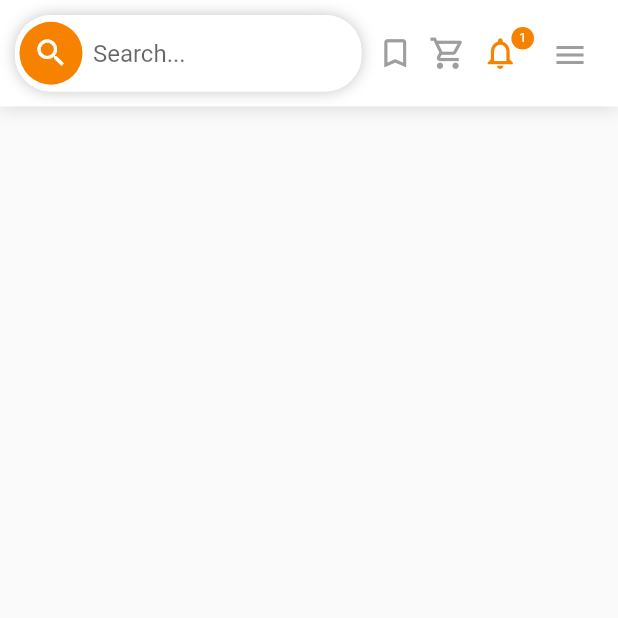
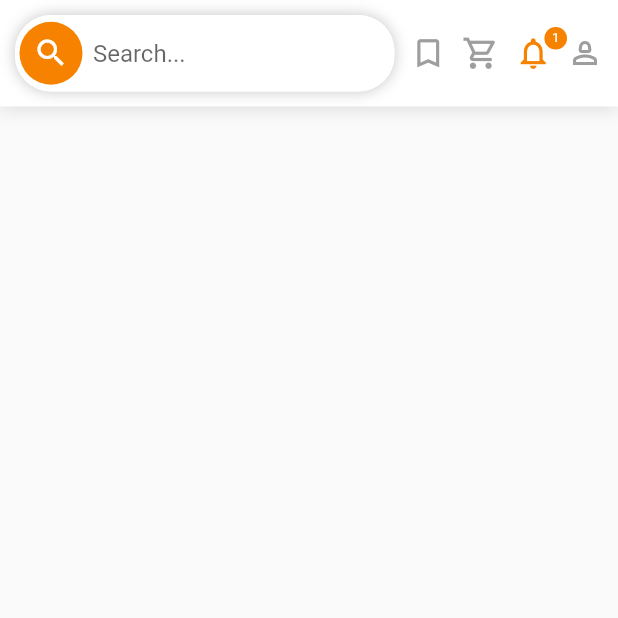
Before and after one commit to aladino24/kharisma-sales-app, a Flutter app: the CartProductPage screen opened by its route, after a tap on an icon or button, on a phone screen of 412 x 824 dp, the top half of it. Run offline on Flutter 3.47's test engine with Material 2 defaults, Android fonts, the phone set to English and light mode, and no system bars; drawn by our look-alikes of badges; our stand-ins replace carousel_slider, get.

Commit message:
Profile customer

```diff
--- a/lib/pages/home/home_page.dart
+++ b/lib/pages/home/home_page.dart
@@ -1,6 +1,6 @@
 import 'package:flutter/material.dart';
 import 'package:get/get.dart';
-import 'package:kharisma_sales_app/controllers/main_header_controller.dart';
+import 'package:kharisma_sales_app/controllers/components/main_header_controller.dart';
 import 'package:kharisma_sales_app/routes/routes_name.dart';
 import 'package:kharisma_sales_app/utils/apps_colors.dart';
 import 'package:kharisma_sales_app/widgets/main_header.dart';
--- a/lib/routes/apps_routes.dart
+++ b/lib/routes/apps_routes.dart
@@ -7,6 +7,7 @@ import 'package:kharisma_sales_app/pages/login/login_sales_page.dart';
 import 'package:kharisma_sales_app/pages/product/cart_product_page.dart';
 import 'package:kharisma_sales_app/pages/product/save_product_page.dart';
 import 'package:kharisma_sales_app/pages/product/notification_product_page.dart';
+import 'package:kharisma_sales_app/pages/profile/profile_customer_page.dart';
 import 'package:kharisma_sales_app/routes/routes_name.dart';
 
 class AppsRoutes{
@@ -18,6 +19,7 @@ class AppsRoutes{
     GetPage(name: RoutesName.detailProduct,  page: () => DetailProductPage()),
     GetPage(name: RoutesName.cartProduct, page: () => CartProductPage()),
     GetPage(name: RoutesName.saveProduct, page: () => SaveProductPage()),
-    GetPage(name: RoutesName.notificationProduct, page: () => NotificationProductPage())
+    GetPage(name: RoutesName.notificationProduct, page: () => NotificationProductPage()),
+    GetPage(name: RoutesName.profile, page: () => ProfileCustomerPage())
   ];
 }
--- a/lib/routes/routes_name.dart
+++ b/lib/routes/routes_name.dart
@@ -14,4 +14,7 @@ abstract class RoutesName{
   static const cartProduct = '/cart-product';
   static const saveProduct = '/save-product';
   static const notificationProduct = '/notif-product';
+
+  // profile
+  static const profile = '/profile-page';
 }
--- a/lib/widgets/main_header.dart
+++ b/lib/widgets/main_header.dart
@@ -1,6 +1,6 @@
 import 'package:flutter/material.dart';
 import 'package:badges/badges.dart' as badge;
-import 'package:kharisma_sales_app/controllers/main_header_controller.dart';
+import 'package:kharisma_sales_app/controllers/components/main_header_controller.dart';
 import 'package:kharisma_sales_app/routes/routes_name.dart';
 import 'package:kharisma_sales_app/utils/apps_colors.dart';
 import 'package:get/get.dart';
@@ -121,7 +121,7 @@ class MainHeader extends StatelessWidget {
             GestureDetector(
               onTap: () {
                 controller.selectNotificationIcon();
-                Get.toNamed('/notif-product');
+                Get.toNamed(RoutesName.notificationProduct);
               },
               child: badge.Badge(
                   badgeContent: const Text(
@@ -144,13 +144,25 @@ class MainHeader extends StatelessWidget {
                   )),
             ),
             const SizedBox(width: 10),
-            Container(
-              height: 46,
-              width: 46,
-              padding: const EdgeInsets.all(12),
-              child: const Icon(
-                Icons.menu,
-                color: Colors.grey,
+            GestureDetector(
+              onTap: () {
+                controller.profleIcon();
+                Get.toNamed(RoutesName.profile);
+              },
+              child: badge.Badge(
+                // badgeContent: const Text(
+                //   "1",
+                //   style: TextStyle(color: Colors.white),
+                // ),
+                badgeStyle: badge.BadgeStyle(
+                    badgeColor: AppsColors.loginColorPrimary,
+                    padding: const EdgeInsets.symmetric(horizontal: 4)),
+                child: Icon(
+                    Icons.person_2_outlined,
+                    color: controller.isProfileSelected.value
+                        ? AppsColors.loginColorPrimary
+                        : Colors.grey,
+                )
               ),
             ),
           ],
```
Also changed, not shown: lib/controllers/components/main_header_controller.dart (renamed from lib/controllers/main_header_controller.dart, +13 -2 lines), lib/controllers/components/tabbar_controller.dart (added, +20 -0 lines), lib/pages/profile/profile_customer_page.dart (added, +192 -0 lines).
